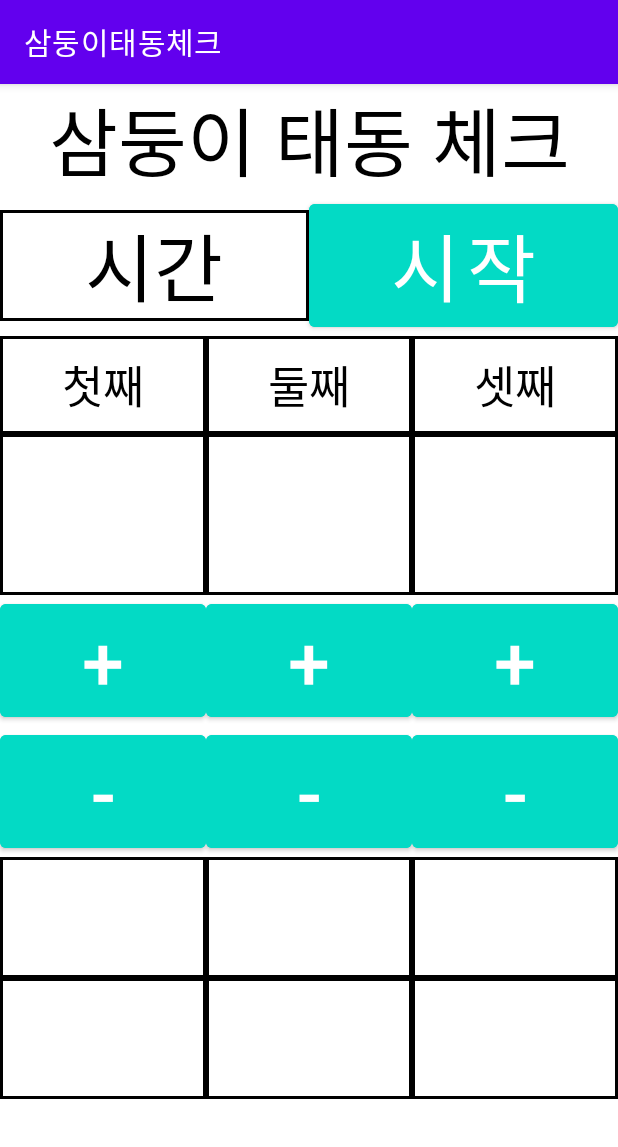
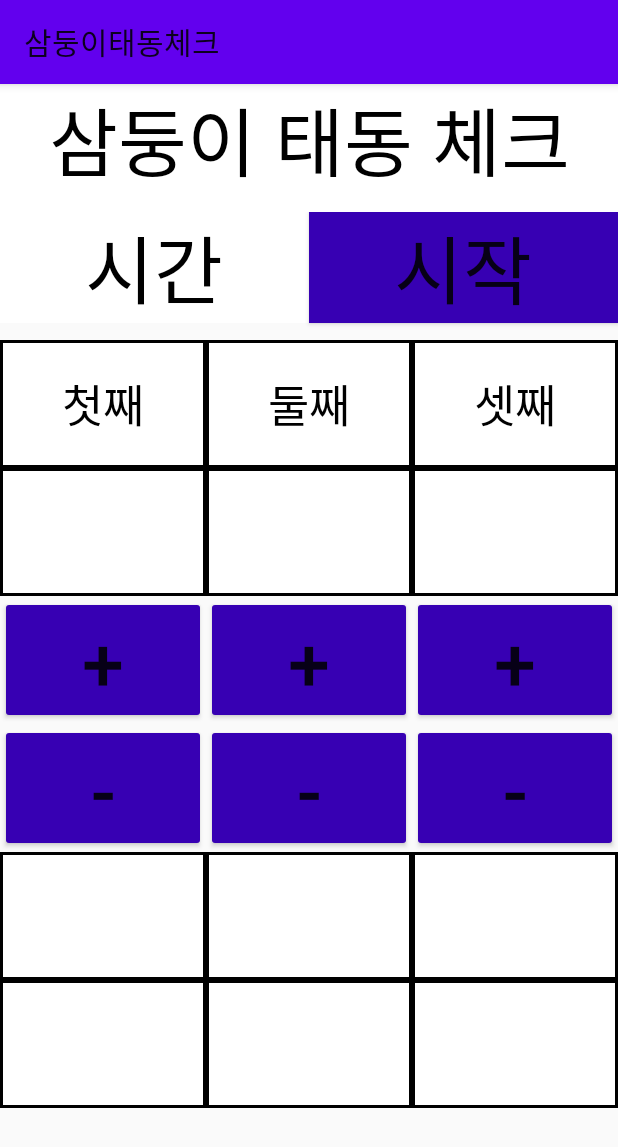
Before and after one commit to whsMCU/tripletschecker, an Android app: the screen it shows after launch (MainActivity), on a phone screen of 412 x 824 dp. Shown: the top 1147 px of the screen. Run offline under Robolectric (Android 15) with nearby library versions, the phone set to English and light mode, and no system bars; our stand-ins replace AdMob.

Commit message:
xml 최적화 실시

```diff
--- a/app/build.gradle
+++ b/app/build.gradle
@@ -10,8 +10,8 @@ android {
         applicationId "com.checker.tripletschecker"
         minSdkVersion 24
         targetSdkVersion 29
-        versionCode 2
-        versionName "2.0"
+        versionCode 3
+        versionName "3.0"
 
         testInstrumentationRunner "androidx.test.runner.AndroidJUnitRunner"
     }
--- a/app/src/main/res/layout/activity_main.xml
+++ b/app/src/main/res/layout/activity_main.xml
@@ -4,14 +4,16 @@
     xmlns:tools="http://schemas.android.com/tools"
     android:layout_width="match_parent"
     android:layout_height="match_parent"
+    android:backgroundTint="@color/white"
     android:orientation="vertical"
     tools:context=".MainActivity">
 
     <TextView
         android:id="@+id/textView"
         android:layout_width="match_parent"
-        android:layout_height="wrap_content"
-        android:background="@android:color/background_light"
+        android:layout_height="0dp"
+        android:layout_weight="1"
+        android:background="@drawable/edge"
         android:backgroundTint="@color/white"
         android:foregroundGravity="center"
         android:gravity="center_horizontal"
@@ -22,15 +24,17 @@
     <LinearLayout
         android:id="@+id/linearLayout4"
         android:layout_width="match_parent"
-        android:layout_height="wrap_content"
-        android:orientation="horizontal" >
+        android:layout_height="0dp"
+        android:layout_weight="1"
+        android:orientation="horizontal">
 
         <TextView
             android:id="@+id/start_Time"
-            android:layout_width="match_parent"
+            android:layout_width="0dp"
             android:layout_height="wrap_content"
             android:layout_weight="1"
             android:background="@drawable/edge"
+            android:backgroundTint="@color/white"
             android:gravity="center_horizontal"
             android:text="시간"
             android:textColor="@color/black"
@@ -38,10 +42,11 @@
 
         <Button
             android:id="@+id/start_Button"
-            android:layout_width="match_parent"
+            android:layout_width="0dp"
             android:layout_height="wrap_content"
             android:layout_weight="1"
-            android:backgroundTint="@color/teal_200"
+            android:background="@color/white"
+            android:backgroundTint="@color/purple_700"
             android:gravity="center_horizontal"
             android:text="시작"
             android:textSize="50dp" />
@@ -51,44 +56,39 @@
     <LinearLayout
         android:id="@+id/linearLayout"
         android:layout_width="match_parent"
-        android:layout_height="wrap_content"
-        android:orientation="horizontal" >
+        android:layout_height="0dp"
+        android:layout_weight="1"
+        android:orientation="horizontal">
 
         <TextView
             android:id="@+id/textView3"
-            android:layout_width="wrap_content"
-            android:layout_height="wrap_content"
+            android:layout_width="0dp"
+            android:layout_height="match_parent"
             android:layout_weight="1"
             android:background="@drawable/edge"
-            android:gravity="center_horizontal"
-            android:paddingTop="10dp"
-            android:paddingBottom="10dp"
+            android:gravity="center_horizontal|center_vertical"
             android:text="첫째"
             android:textColor="@color/black"
             android:textSize="30dp" />
 
         <TextView
             android:id="@+id/textView4"
-            android:layout_width="wrap_content"
-            android:layout_height="wrap_content"
+            android:layout_width="0dp"
+            android:layout_height="match_parent"
             android:layout_weight="1"
             android:background="@drawable/edge"
-            android:gravity="center_horizontal"
-            android:paddingTop="10dp"
-            android:paddingBottom="10dp"
+            android:gravity="center_horizontal|center_vertical"
             android:text="둘째"
             android:textColor="@color/black"
             android:textSize="30dp" />
 
         <TextView
             android:id="@+id/textView5"
-            android:layout_width="wrap_content"
-            android:layout_height="wrap_content"
+            android:layout_width="0dp"
+            android:layout_height="match_parent"
             android:layout_weight="1"
             android:background="@drawable/edge"
-            android:gravity="center_horizontal"
-            android:paddingTop="10dp"
-            android:paddingBottom="10dp"
+            android:gravity="center_horizontal|center_vertical"
             android:text="셋째"
             android:textColor="@color/black"
             android:textSize="30dp" />
@@ -97,42 +97,37 @@
     <LinearLayout
         android:id="@+id/linearLayout1"
         android:layout_width="match_parent"
-        android:layout_height="wrap_content"
-        android:orientation="horizontal" >
+        android:layout_height="0dp"
+        android:layout_weight="1"
+        android:orientation="horizontal">
 
         <TextView
             android:id="@+id/number1_count"
-            android:layout_width="match_parent"
-            android:layout_height="wrap_content"
+            android:layout_width="0dp"
+            android:layout_height="match_parent"
             android:layout_weight="1"
             android:background="@drawable/edge"
-            android:gravity="center_horizontal"
-            android:paddingTop="20dp"
-            android:paddingBottom="20dp"
+            android:gravity="center_horizontal|center_vertical"
             android:textColor="@color/black"
             android:textSize="50dp" />
 
         <TextView
             android:id="@+id/number2_count"
-            android:layout_width="match_parent"
-            android:layout_height="wrap_content"
+            android:layout_width="0dp"
+            android:layout_height="match_parent"
             android:layout_weight="1"
             android:background="@drawable/edge"
-            android:gravity="center_horizontal"
-            android:paddingTop="20dp"
-            android:paddingBottom="20dp"
+            android:gravity="center_horizontal|center_vertical"
             android:textColor="@color/black"
             android:textSize="50dp" />
 
         <TextView
             android:id="@+id/number3_count"
-            android:layout_width="match_parent"
-            android:layout_height="wrap_content"
+            android:layout_width="0dp"
+            android:layout_height="match_parent"
             android:layout_weight="1"
             android:background="@drawable/edge"
-            android:gravity="center_horizontal"
-            android:paddingTop="20dp"
-            android:paddingBottom="20dp"
+            android:gravity="center_horizontal|center_vertical"
             android:textColor="@color/black"
             android:textSize="50dp" />
     </LinearLayout>
@@ -140,33 +135,34 @@
     <LinearLayout
         android:id="@+id/linearLayout2"
         android:layout_width="match_parent"
-        android:layout_height="wrap_content"
-        android:orientation="horizontal" >
+        android:layout_height="0dp"
+        android:layout_weight="1"
+        android:orientation="horizontal">
 
         <Button
             android:id="@+id/number1_add"
-            android:layout_width="wrap_content"
-            android:layout_height="wrap_content"
+            android:layout_width="0dp"
+            android:layout_height="match_parent"
             android:layout_weight="1"
-            android:backgroundTint="@color/teal_200"
+            android:backgroundTint="@color/purple_700"
             android:text="+"
             android:textSize="50dp" />
 
         <Button
             android:id="@+id/number2_add"
-            android:layout_width="wrap_content"
-            android:layout_height="wrap_content"
+            android:layout_width="0dp"
+            android:layout_height="match_parent"
             android:layout_weight="1"
-            android:backgroundTint="@color/teal_200"
+            android:backgroundTint="@color/purple_700"
             android:text="+"
             android:textSize="50dp" />
 
         <Button
             android:id="@+id/number3_add"
-            android:layout_width="wrap_content"
-            android:layout_height="wrap_content"
+            android:layout_width="0dp"
+            android:layout_height="match_parent"
             android:layout_weight="1"
-            android:backgroundTint="@color/teal_200"
+            android:backgroundTint="@color/purple_700"
             android:text="+"
             android:textSize="50dp" />
     </LinearLayout>
@@ -174,33 +170,34 @@
     <LinearLayout
         android:id="@+id/linearLayout3"
         android:layout_width="match_parent"
-        android:layout_height="wrap_content"
-        android:orientation="horizontal" >
+        android:layout_height="0dp"
+        android:layout_weight="1"
+        android:orientation="horizontal">
 
         <Button
             android:id="@+id/number1_sub"
-            android:layout_width="wrap_content"
-            android:layout_height="wrap_content"
+            android:layout_width="0dp"
+            android:layout_height="match_parent"
             android:layout_weight="1"
-            android:backgroundTint="@color/teal_200"
+            android:backgroundTint="@color/purple_700"
             android:text="-"
             android:textSize="50dp" />
 
         <Button
             android:id="@+id/number2_sub"
-            android:layout_width="wrap_content"
-            android:layout_height="wrap_content"
+            android:layout_width="0dp"
+            android:layout_height="match_parent"
             android:layout_weight="1"
-            android:backgroundTint="@color/teal_200"
+            android:backgroundTint="@color/purple_700"
             android:text="-"
             android:textSize="50dp" />
 
         <Button
             android:id="@+id/number3_sub"
-            android:layout_width="wrap_content"
-            android:layout_height="wrap_content"
+            android:layout_width="0dp"
+            android:layout_height="match_parent"
             android:layout_weight="1"
-            android:backgroundTint="@color/teal_200"
+            android:backgroundTint="@color/purple_700"
             android:text="-"
             android:textSize="50dp" />
     </LinearLayout>
@@ -208,42 +205,37 @@
     <LinearLayout
         android:id="@+id/linearLayout5"
         android:layout_width="match_parent"
-        android:layout_height="wrap_content"
-        android:orientation="horizontal" >
+        android:layout_height="0dp"
+        android:layout_weight="1"
+        android:orientation="horizontal">
 
         <TextView
             android:id="@+id/finish_time1"
-            android:layout_width="match_parent"
-            android:layout_height="wrap_content"
+            android:layout_width="0dp"
+            android:layout_height="match_parent"
             android:layout_weight="1"
             android:background="@drawable/edge"
-            android:gravity="center_horizontal"
-            android:paddingTop="20dp"
-            android:paddingBottom="20dp"
+            android:gravity="center_horizontal|center_vertical"
             android:textColor="@color/black"
             android:textSize="30dp" />
 
         <TextView
             android:id="@+id/finish_time2"
-            android:layout_width="match_parent"
-            android:layout_height="wrap_content"
+            android:layout_width="0dp"
+            android:layout_height="match_parent"
             android:layout_weight="1"
             android:background="@drawable/edge"
-            android:gravity="center_horizontal"
-            android:paddingTop="20dp"
-            android:paddingBottom="20dp"
+            android:gravity="center_horizontal|center_vertical"
             android:textColor="@color/black"
             android:textSize="30dp" />
 
         <TextView
             android:id="@+id/finish_time3"
-            android:layout_width="match_parent"
-            android:layout_height="wrap_content"
+            android:layout_width="0dp"
+            android:layout_height="match_parent"
             android:layout_weight="1"
             android:background="@drawable/edge"
-            android:gravity="center_horizontal"
-            android:paddingTop="20dp"
-            android:paddingBottom="20dp"
+            android:gravity="center_horizontal|center_vertical"
             android:textColor="@color/black"
             android:textSize="30dp" />
     </LinearLayout>
@@ -251,55 +243,49 @@
     <LinearLayout
         android:id="@+id/linearLayout6"
         android:layout_width="match_parent"
-        android:layout_height="wrap_content"
-        android:orientation="horizontal" >
+        android:layout_height="0dp"
+        android:layout_weight="1"
+        android:orientation="horizontal">
 
         <TextView
             android:id="@+id/time_diff1"
-            android:layout_width="match_parent"
-            android:layout_height="wrap_content"
+            android:layout_width="0dp"
+            android:layout_height="match_parent"
             android:layout_weight="1"
             android:background="@drawable/edge"
-            android:gravity="center_horizontal"
-            android:paddingTop="20dp"
-            android:paddingBottom="20dp"
+            android:gravity="center_horizontal|center_vertical"
             android:textColor="@color/black"
             android:textSize="30dp" />
 
         <TextView
             android:id="@+id/time_diff2"
-            android:layout_width="match_parent"
-            android:layout_height="wrap_content"
+            android:layout_width="0dp"
+            android:layout_height="match_parent"
             android:layout_weight="1"
             android:background="@drawable/edge"
-            android:gravity="center_horizontal"
-            android:paddingTop="20dp"
-            android:paddingBottom="20dp"
+            android:gravity="center_horizontal|center_vertical"
             android:textColor="@color/black"
             android:textSize="30dp" />
 
         <TextView
             android:id="@+id/time_diff3"
-            android:layout_width="match_parent"
-            android:layout_height="wrap_content"
+            android:layout_width="0dp"
+            android:layout_height="match_parent"
             android:layout_weight="1"
             android:background="@drawable/edge"
-            android:gravity="center_horizontal"
-            android:paddingTop="20dp"
-            android:paddingBottom="20dp"
+            android:gravity="center_horizontal|center_vertical"
             android:textColor="@color/black"
             android:textSize="30dp" />
     </LinearLayout>
 
-    <com.google.android.gms.ads.AdView
-        xmlns:ads="http://schemas.android.com/apk/res-auto"
+    <com.google.android.gms.ads.AdView xmlns:ads="http://schemas.android.com/apk/res-auto"
         android:id="@+id/adView"
         android:layout_width="match_parent"
-        android:layout_height="match_parent"
+        android:layout_height="0dp"
+        android:layout_alignParentBottom="true"
         android:layout_centerHorizontal="true"
-        android:layout_alignParentBottom="true"
+        android:layout_weight="1"
         ads:adSize="BANNER"
-        ads:adUnitId="ca-app-pub-9708062265777742/4628892374">
-    </com.google.android.gms.ads.AdView>
+        ads:adUnitId="ca-app-pub-9708062265777742/4628892374"></com.google.android.gms.ads.AdView>
 
 </LinearLayout>
--- a/app/src/main/res/values/themes.xml
+++ b/app/src/main/res/values/themes.xml
@@ -1,6 +1,6 @@
 <resources xmlns:tools="http://schemas.android.com/tools">
     <!-- Base application theme. -->
-    <style name="Theme.Tripletschecker" parent="Theme.MaterialComponents.DayNight.DarkActionBar">
+    <style name="Theme.Tripletschecker" parent="Theme.AppCompat.Light">
         <!-- Primary brand color. -->
         <item name="colorPrimary">@color/purple_500</item>
         <item name="colorPrimaryVariant">@color/purple_700</item>
```
